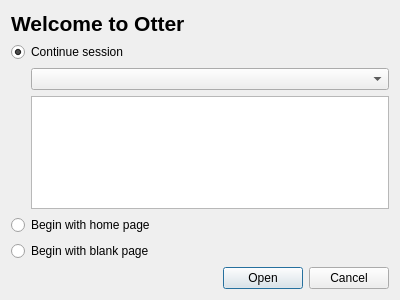
Before: the Qt Designer form src/ui/StartupDialog.ui in OtterBrowser/otter-browser, drawn with Qt 5.
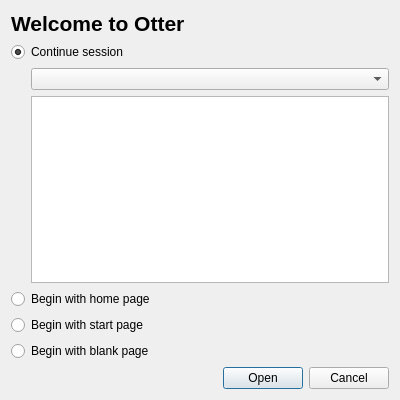
After: the same form once the commit is applied.

Commit message: Allow to start application with empty tab, skipping Start Page even if it is enabled

Diff of the .ui file:
```diff
--- a/src/ui/StartupDialog.ui
+++ b/src/ui/StartupDialog.ui
@@ -7,13 +7,13 @@
     <x>0</x>
     <y>0</y>
     <width>400</width>
-    <height>300</height>
+    <height>400</height>
    </rect>
   </property>
   <property name="windowTitle">
    <string>Welcome to Otter</string>
   </property>
-  <layout class="QVBoxLayout" name="verticalLayout" stretch="0,0,0,0,0,0">
+  <layout class="QVBoxLayout" name="verticalLayout" stretch="0,0,0,0,0,0,0">
    <item>
     <widget class="QLabel" name="headerLabel">
      <property name="font">
@@ -108,6 +108,16 @@
      </attribute>
     </widget>
    </item>
+   <item>
+    <widget class="QRadioButton" name="startPageRadioButton">
+     <property name="text">
+      <string>Begin with start page</string>
+     </property>
+     <attribute name="buttonGroup">
+      <string notr="true">buttonGroup</string>
+     </attribute>
+    </widget>
+   </item>
    <item>
     <widget class="QRadioButton" name="emptyPageButton">
      <property name="text">
```
The commit also changes 5 other files.
